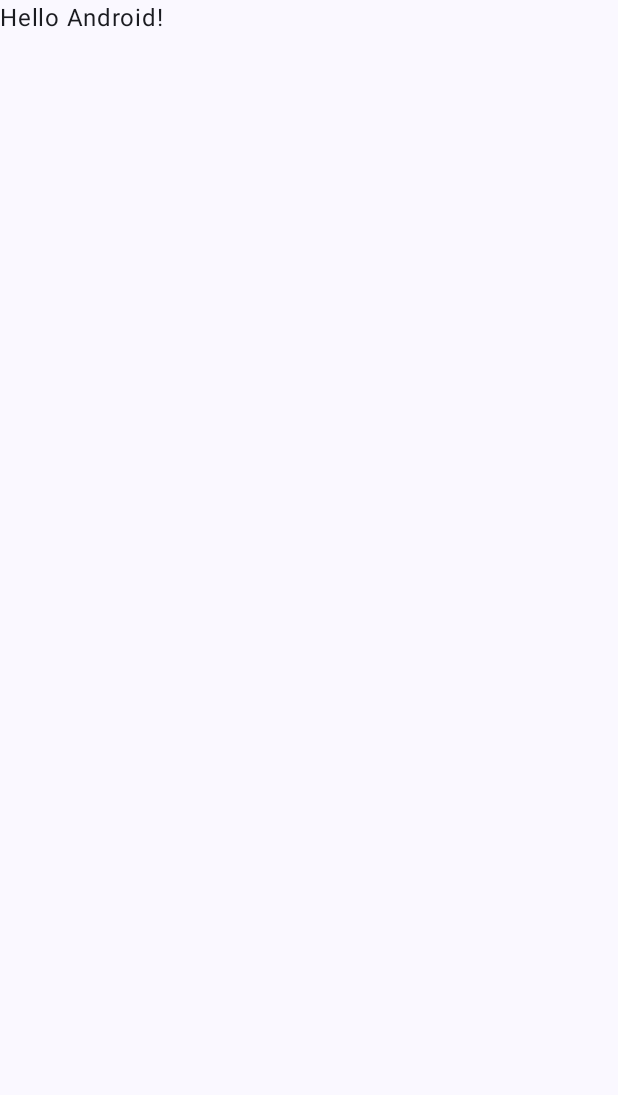
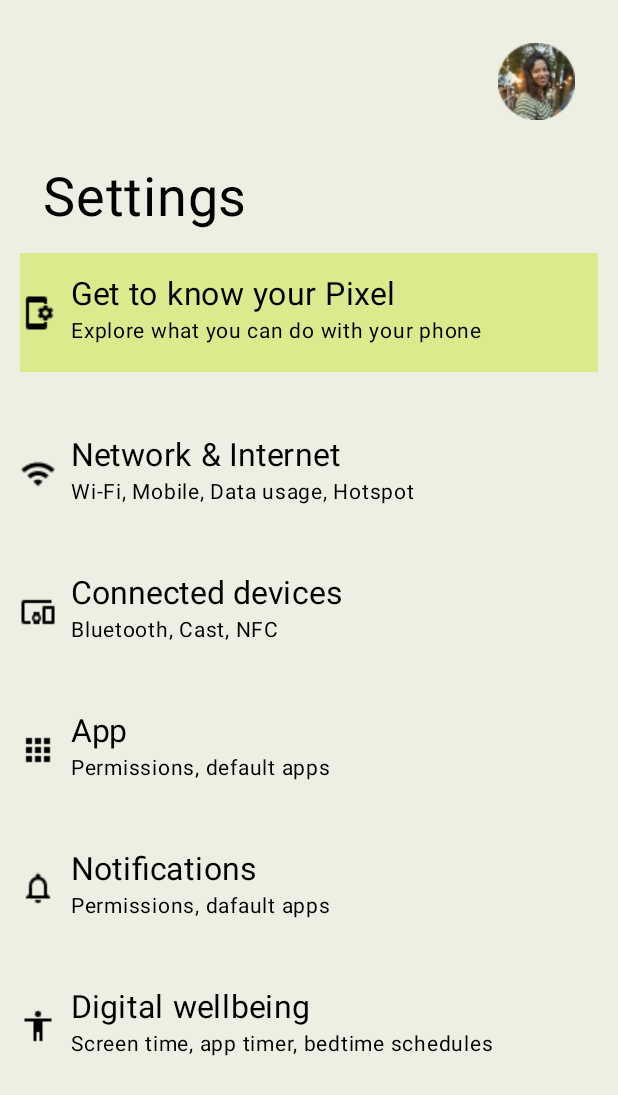
Before and after one commit to Oreoff/control-work, an Android app built with Jetpack Compose: the screen it shows after launch (MainActivity), on a phone screen of 412 x 824 dp. Before the commit the part shown is almost empty. Shown: the top 1095 px of the screen. Run offline under Robolectric (Android 15) with nearby library versions, the phone set to English and light mode, and no system bars.

Commit message:
Rdy structure

```diff
--- a/app/src/main/java/com/example/myapplication/MainActivity.kt
+++ b/app/src/main/java/com/example/myapplication/MainActivity.kt
@@ -1,17 +1,28 @@
 package com.example.myapplication
-
+import androidx.compose.foundation.layout.*
 import android.os.Bundle
 import androidx.activity.ComponentActivity
 import androidx.activity.compose.setContent
+import androidx.compose.foundation.Image
+import androidx.compose.foundation.Image
+import androidx.compose.foundation.background
+import androidx.compose.foundation.layout.Column
+import androidx.compose.foundation.background
 import androidx.compose.foundation.layout.fillMaxSize
 import androidx.compose.material3.MaterialTheme
 import androidx.compose.material3.Surface
 import androidx.compose.material3.Text
+import androidx.compose.material3.TextField
 import androidx.compose.runtime.Composable
 import androidx.compose.ui.Modifier
+import androidx.compose.ui.res.painterResource
 import androidx.compose.ui.tooling.preview.Preview
 import com.example.myapplication.ui.theme.MyApplicationTheme
-
+import androidx.compose.ui.unit.dp
+import androidx.compose.foundation.layout.Column
+import androidx.compose.ui.Alignment
+import androidx.compose.ui.graphics.Color
+import androidx.compose.ui.unit.sp
 class MainActivity : ComponentActivity() {
     override fun onCreate(savedInstanceState: Bundle?) {
         super.onCreate(savedInstanceState)
@@ -20,7 +31,7 @@ class MainActivity : ComponentActivity() {
                 // A surface container using the 'background' color from the theme
                 Surface(
                     modifier = Modifier.fillMaxSize(),
-                    color = MaterialTheme.colorScheme.background
+                    color = Color(android.graphics.Color.parseColor("#EDEFE3"))
                 ) {
                     Greeting("Android")
                 }
@@ -30,12 +41,171 @@ class MainActivity : ComponentActivity() {
 }
 
 @Composable
-fun Greeting(name: String, modifier: Modifier = Modifier) {
-    Text(
-        text = "Hello $name!",
-        modifier = modifier
+fun Greeting(name: String, modifier: Modifier = Modifier.padding(15.dp)) {
+    val backgroundColor = Color(android.graphics.Color.parseColor("#DBEA8D"))
+    Column (modifier = Modifier.padding(13.dp)){
+        Row(modifier = Modifier
+            .padding(15.dp)
+            .align(Alignment.End)
+        )
+        {
+            Image(
+                painter = painterResource(id = R.drawable.ellipse_54),
+                contentDescription = "Image",
+                modifier = Modifier
+                    .size(51.dp)
+
+            )
+        }
+        Text(
+            text = "Settings",
+            fontSize = 36.sp,
+            modifier = modifier
+        )
+Row (
+    modifier = Modifier.fillMaxWidth().background(backgroundColor).padding(top = 15.dp, bottom = 15.dp),
+    verticalAlignment = Alignment.CenterVertically,
+)
+{
+    Image(painter = painterResource(id = R.drawable.phonelink_setup),
+        contentDescription = "Phone",
+        modifier= Modifier
+            .size(24.dp),
     )
+    Column (modifier= Modifier.padding(start = 10.dp)){
+        Text(
+            text = "Get to know your Pixel",
+            fontSize = 21.sp,
+            modifier = Modifier
+        )
+        Text(
+            text = "Explore what you can do with your phone",
+            fontSize = 14.sp,
+            modifier = Modifier
+        )
+    }
 }
+        Row (
+            modifier = Modifier.fillMaxWidth().padding(top = 43.dp),
+            verticalAlignment = Alignment.CenterVertically,
+        )
+        {
+            Image(painter = painterResource(id = R.drawable.wifi),
+                contentDescription = "Network & Internet",
+                modifier= Modifier
+                    .size(24.dp),
+            )
+            Column (modifier= Modifier.padding(start = 10.dp)){
+                Text(
+                    text = "Network & Internet",
+                    fontSize = 21.sp,
+                    modifier = Modifier
+                )
+                Text(
+                    text = "Wi-Fi, Mobile, Data usage, Hotspot",
+                    fontSize = 14.sp,
+                    modifier = Modifier
+                )
+            }
+        }
+        Row (
+            modifier = Modifier.fillMaxWidth().padding(top = 43.dp),
+            verticalAlignment = Alignment.CenterVertically,
+        )
+        {
+            Image(painter = painterResource(id = R.drawable.devices_other),
+                contentDescription = "Phone",
+                modifier= Modifier
+                    .size(24.dp),
+            )
+            Column (modifier= Modifier.padding(start = 10.dp)){
+                Text(
+                    text = "Connected devices",
+                    fontSize = 21.sp,
+                    modifier = Modifier
+                )
+                Text(
+                    text = "Bluetooth, Cast, NFC",
+                    fontSize = 14.sp,
+                    modifier = Modifier
+                )
+            }
+        }
+        Row (
+            modifier = Modifier.fillMaxWidth().padding(top = 43.dp),
+            verticalAlignment = Alignment.CenterVertically,
+        )
+        {
+            Image(painter = painterResource(id = R.drawable.apps),
+                contentDescription = "Phone",
+                modifier= Modifier
+                    .size(24.dp),
+            )
+            Column (modifier= Modifier.padding(start = 10.dp)){
+                Text(
+                    text = "App",
+                    fontSize = 21.sp,
+                    modifier = Modifier
+                )
+                Text(
+                    text = "Permissions, default apps",
+                    fontSize = 14.sp,
+                    modifier = Modifier
+                )
+            }
+        }
+        Row (
+            modifier = Modifier.fillMaxWidth().padding(top = 43.dp),
+            verticalAlignment = Alignment.CenterVertically,
+        )
+        {
+            Image(painter = painterResource(id = R.drawable.notifications_none),
+                contentDescription = "Phone",
+                modifier= Modifier
+                    .size(24.dp),
+            )
+            Column (modifier= Modifier.padding(start = 10.dp)){
+                Text(
+                    text = "Notifications",
+                    fontSize = 21.sp,
+                    modifier = Modifier
+                )
+                Text(
+                    text = "Permissions, dafault apps",
+                    fontSize = 14.sp,
+                    modifier = Modifier
+                )
+            }
+        }
+        Row (
+            modifier = Modifier.fillMaxWidth().padding(top = 43.dp),
+            verticalAlignment = Alignment.CenterVertically,
+        )
+        {
+            Image(painter = painterResource(id = R.drawable.accessibility),
+                contentDescription = "Phone",
+                modifier= Modifier
+                    .size(24.dp),
+            )
+            Column (modifier= Modifier.padding(start = 10.dp)){
+                Text(
+                    text = "Digital wellbeing",
+                    fontSize = 21.sp,
+                    modifier = Modifier
+                )
+                Text(
+                    text = "Screen time, app timer, bedtime schedules",
+                    fontSize = 14.sp,
+                    modifier = Modifier
+                )
+            }
+        }
+
+    }
+
+}
+
+
 
 @Preview(showBackground = true)
 @Composable
```
Also changed, not shown: app/src/main/res/drawable-nodpi/accessibility.png (added), app/src/main/res/drawable-nodpi/ellipse_54.png (added), app/src/main/res/drawable-nodpi/phonelink_setup.png (added), app/src/main/res/drawable-nodpi/wifi.png (added), app/src/main/res/drawable/apps.png (added), app/src/main/res/drawable/devices_other.png (added), app/src/main/res/drawable/notifications_none.png (added), app/src/main/res/drawable/search.png (added), app/src/main/res/drawable/wifi.png (added), 8 other files.
